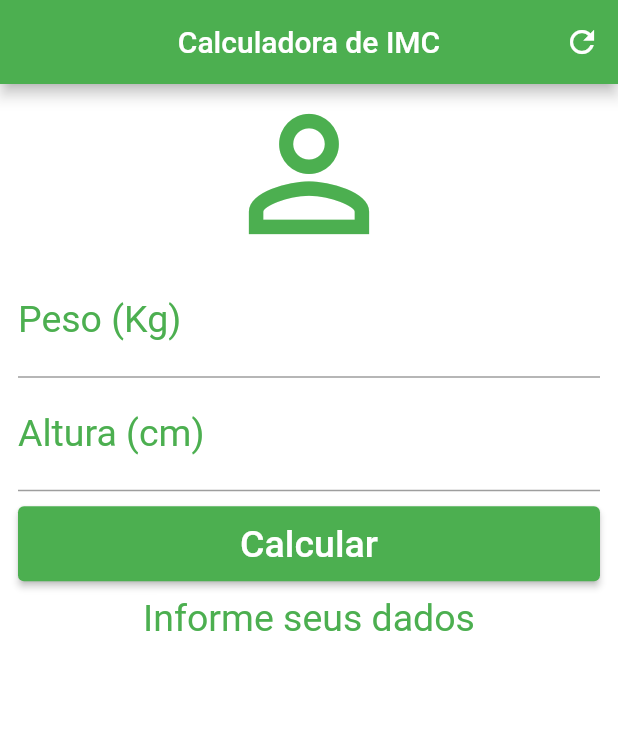
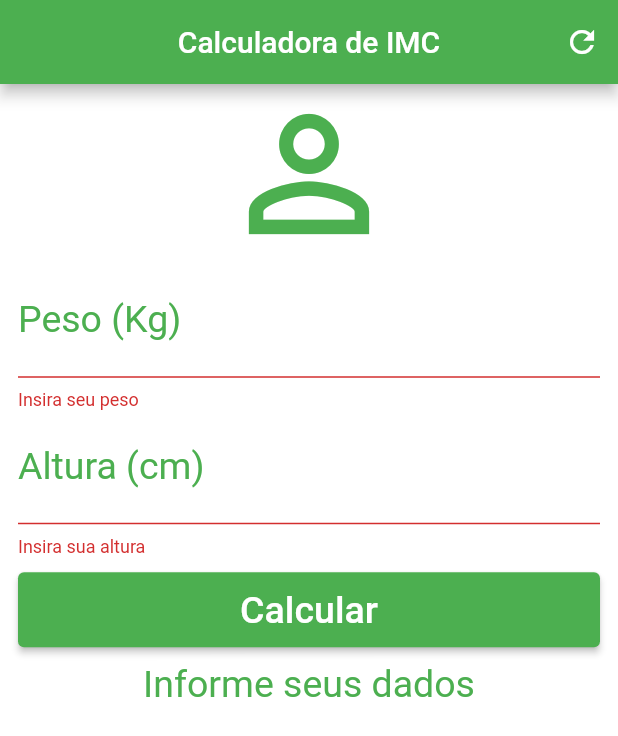
Before and after one commit to gagjunior/flutter-calculadora-imc, a Flutter app: the screen it shows after launch, after a tap on "Calcular", on a phone screen of 412 x 824 dp. Shown: the top 736 px of the screen. Run offline on Flutter 3.47's test engine with Material 2 defaults, Android fonts, the phone set to English and light mode, and no system bars.

Commit message:
Finalizando o app

```diff
--- a/lib/main.dart
+++ b/lib/main.dart
@@ -15,16 +15,19 @@
 }
 
 class _HomeState extends State<Home> {
+  GlobalKey<FormState> _formKey = GlobalKey<FormState>();
+
   TextEditingController weightController = TextEditingController();
   TextEditingController heightController = TextEditingController();
 
   String _infoText = 'Informe seus dados';
 
   void _resetFields() {
-    setState(() {
     weightController.text = '';
     heightController.text = '';
+    setState(() {
       _infoText = 'Informe seus dados';
+      _formKey = GlobalKey<FormState>();
     });
   }
 
@@ -58,7 +61,9 @@
         ],
       ),
       backgroundColor: Colors.white,
-      body: SingleChildScrollView(
+      body: Form(
+        key: _formKey,
+        child: SingleChildScrollView(
           padding: const EdgeInsets.symmetric(horizontal: 12),
           child: Column(
             crossAxisAlignment: CrossAxisAlignment.stretch,
@@ -68,10 +73,15 @@
                 size: 120,
                 color: Colors.green,
               ),
-            TextField(
+              TextFormField(
                 controller: weightController,
                 keyboardType: TextInputType.number,
                 textAlign: TextAlign.center,
+                validator: (value) {
+                  if (value!.isEmpty) {
+                    return 'Insira seu peso';
+                  }
+                },
                 style: const TextStyle(
                   color: Colors.green,
                   fontSize: 25.0,
@@ -83,10 +93,15 @@
                   ),
                 ),
               ),
-            TextField(
+              TextFormField(
                 controller: heightController,
                 keyboardType: TextInputType.number,
                 textAlign: TextAlign.center,
+                validator: (value) {
+                  if (value!.isEmpty) {
+                    return 'Insira sua altura';
+                  }
+                },
                 style: const TextStyle(
                   color: Colors.green,
                   fontSize: 25.0,
@@ -105,7 +120,11 @@
                   style: ElevatedButton.styleFrom(
                     primary: Colors.green,
                   ),
-                onPressed: _calculate,
+                  onPressed: () {
+                    if (_formKey.currentState!.validate()) {
+                      _calculate();
+                    }
+                  },
                   child: const Text(
                     'Calcular',
                     style: TextStyle(
@@ -126,6 +145,7 @@
             ],
           ),
         ),
+      ),
     );
   }
 }
```
Lines whose indentation alone changed are shown as unchanged.
